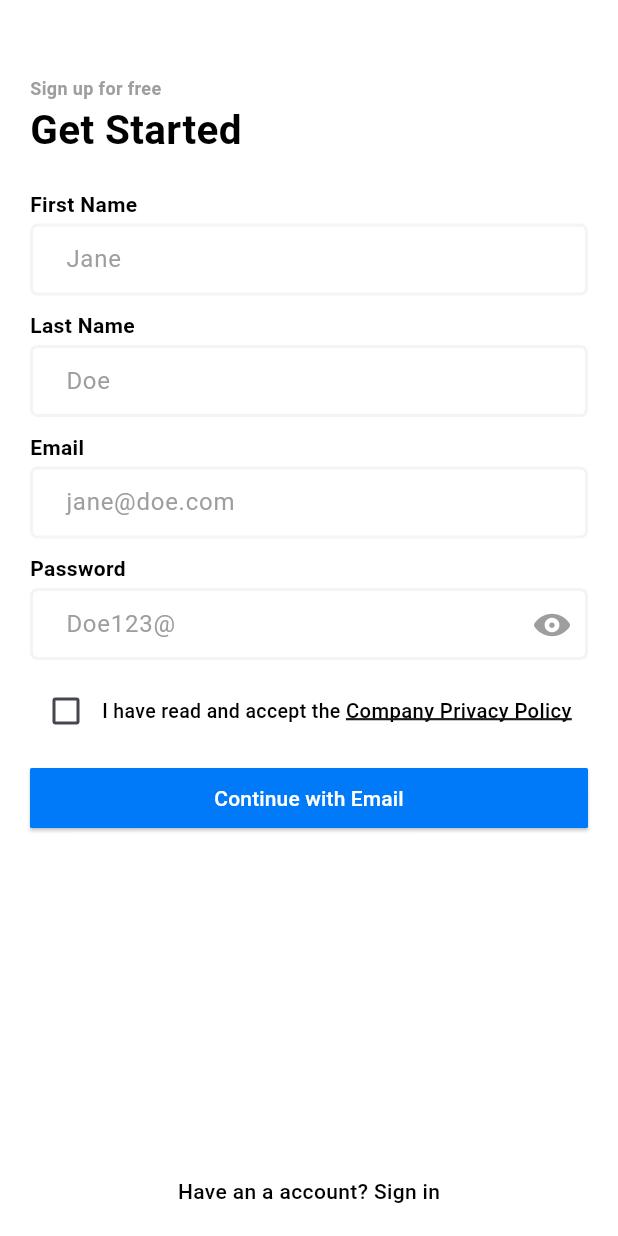
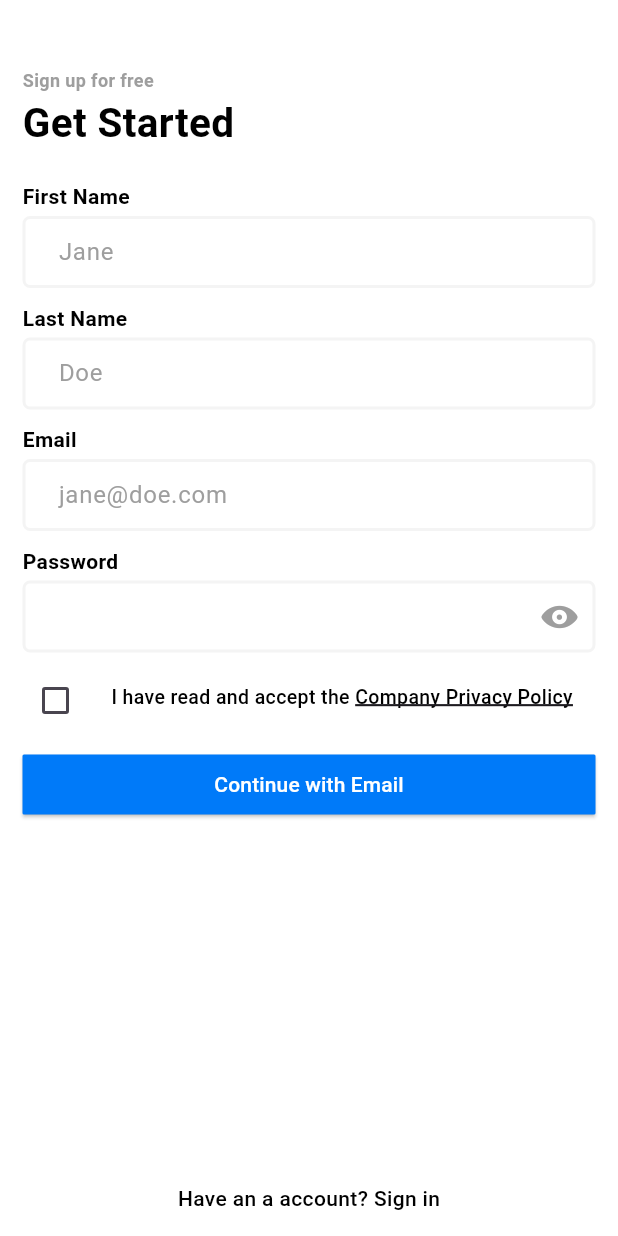
Before and after one commit to oveshdevwala/register_page, a Flutter app: the screen it shows after launch, on a phone screen of 412 x 824 dp. Run offline on Flutter 3.47's test engine with Material 3 defaults, Android fonts, the phone set to English and light mode, and no system bars; our stand-ins replace flutter_screenutil.

Commit message:
fixed all bugs

```diff
--- a/lib/auth/providers/register_provider.dart
+++ b/lib/auth/providers/register_provider.dart
@@ -1,31 +1,18 @@
 import 'package:flutter/cupertino.dart';
-import 'package:job_asignment_1_ovesh/auth/models/register_model.dart';
-import 'package:job_asignment_1_ovesh/core/theme/colors.dart';
 
 class RegisterProvider extends ChangeNotifier {
   final _formKey = GlobalKey<FormState>();
   GlobalKey<FormState> get formKey => _formKey;
 
-// First Name
-  final RegisterModel _firstName = RegisterModel(
-      controller: TextEditingController(),
-      hintText: 'Jane',
-      title: 'First Name',
-      isObscured: false);
+  final _fNameController = TextEditingController();
+  final _lNameController = TextEditingController();
+  final _emailController = TextEditingController();
+  final _passwordController = TextEditingController();
 
-// last name
-  final RegisterModel _lastName = RegisterModel(
-      controller: TextEditingController(),
-      hintText: 'Doe',
-      title: 'Last Name',
-      isObscured: false);
-
-// Email
-  final RegisterModel _email = RegisterModel(
-      controller: TextEditingController(),
-      hintText: 'jane@doe.com',
-      title: 'Email',
-      isObscured: false);
+  TextEditingController get fNameController => _fNameController;
+  TextEditingController get lNameController => _lNameController;
+  TextEditingController get emailController => _emailController;
+  TextEditingController get passwordController => _passwordController;
 
 // password
   bool _isObscured = true;
@@ -35,41 +22,11 @@ class RegisterProvider extends ChangeNotifier {
     notifyListeners();
   }
 
-  final TextEditingController passwordController = TextEditingController();
-  RegisterModel _password() {
-    return RegisterModel(
-        controller: passwordController,
-        iconTap: () {
-          isObscured = !isObscured;
-          notifyListeners();
-        },
-        hintText: 'Doe123@',
-        suffixIcon: Icon(
-          _isObscured
-              ? CupertinoIcons.eye_solid
-              : CupertinoIcons.eye_slash_fill,
-          color: AppPalate.grey,
-        ),
-        title: 'Password',
-        isObscured: _isObscured);
-  }
-
 // privacy Policy
   bool _policyCheckBox = false;
+  bool get policyCheckBox => _policyCheckBox;
   set policyCheckBox(value) {
     _policyCheckBox = value;
     notifyListeners();
   }
-
-  final String _policyCheckBoxText = 'I have read and accept the ';
-  final String _policyCheckBoxText2 = 'Company Privacy Policy';
-
-// Get all variable
-  String get policyCheckBoxText => _policyCheckBoxText;
-  String get policyCheckBoxText2 => _policyCheckBoxText2;
-  bool get policyCheckBox => _policyCheckBox;
-  RegisterModel get firstName => _firstName;
-  RegisterModel get lastName => _lastName;
-  RegisterModel get email => _email;
-  RegisterModel get password => _password();
 }
--- a/lib/auth/screens/registration_screen.dart
+++ b/lib/auth/screens/registration_screen.dart
@@ -1,8 +1,10 @@
+import 'package:flutter/cupertino.dart';
 import 'package:flutter/material.dart';
 import 'package:flutter_screenutil/flutter_screenutil.dart';
 import 'package:job_asignment_1_ovesh/auth/providers/register_provider.dart';
 import 'package:job_asignment_1_ovesh/auth/screens/landing_screen.dart';
 import 'package:job_asignment_1_ovesh/auth/widgets/form_field.dart';
+import 'package:job_asignment_1_ovesh/core/constant/auth_text.dart';
 import 'package:job_asignment_1_ovesh/core/theme/colors.dart';
 import 'package:provider/provider.dart';
 
@@ -15,7 +17,7 @@ class RegisterPage extends StatelessWidget {
       backgroundColor: AppPalate.background,
       body: SafeArea(
         child: Padding(
-          padding: const EdgeInsets.all(20),
+          padding: const EdgeInsets.all(15),
           child:
               Consumer<RegisterProvider>(builder: (context, provider, child) {
             return Form(
@@ -44,34 +46,31 @@ class RegisterPage extends StatelessWidget {
                           ),
                           const SizedBox(height: 20),
                           FormTextField(
-                            controller: provider.firstName.controller,
-                            hintText: provider.firstName.hintText,
-                            isObscured: provider.firstName.isObscured,
-                            title: provider.firstName.title,
+                            controller: provider.fNameController,
+                            hintText: 'Jane',
+                            title: 'First Name',
                             validator: (value) {
                               if (value!.length < 5) {
-                                return '• ${provider.firstName.title} must be at least 5 characters';
+                                return '• First Name must be at least 5 characters';
                               }
                               return null;
                             },
                           ),
                           FormTextField(
-                            controller: provider.lastName.controller,
-                            hintText: provider.lastName.hintText,
-                            isObscured: provider.lastName.isObscured,
-                            title: provider.lastName.title,
+                            controller: provider.lNameController,
+                            hintText: 'Doe',
+                            title: 'Last Name',
                             validator: (value) {
                               if (value!.length < 5) {
-                                return '• ${provider.lastName.title} must be at least 5 characters';
+                                return '• last Name must be at least 5 characters';
                               }
                               return null;
                             },
                           ),
                           FormTextField(
-                            controller: provider.email.controller,
-                            hintText: provider.email.hintText,
-                            isObscured: provider.email.isObscured,
-                            title: provider.email.title,
+                            controller: provider.emailController,
+                            hintText: 'jane@doe.com',
+                            title: 'Email',
                             validator: (value) {
                               if (!value!.contains(RegExp(
                                   r"^[a-zA-Z0-9.a-zA-Z0-9.!#$%&'*+-/=?^_`{|}~]+@[a-zA-Z0-9]+\.[a-zA-Z]+"))) {
@@ -82,12 +81,19 @@ class RegisterPage extends StatelessWidget {
                             },
                           ),
                           FormTextField(
-                            controller: provider.password.controller,
-                            hintText: provider.password.hintText,
-                            isObscured: provider.password.isObscured,
-                            title: provider.password.title,
-                            iconTap: provider.password.iconTap,
-                            suffixIcon: provider.password.suffixIcon,
+                            controller: provider.passwordController,
+                            hintText: '',
+                            isObscured: true,
+                            title: 'Password',
+                            iconTap: () {
+                              provider.isObscured = !provider.isObscured;
+                            },
+                            suffixIcon: Icon(
+                              provider.isObscured
+                                  ? CupertinoIcons.eye_solid
+                                  : CupertinoIcons.eye_slash_fill,
+                              color: AppPalate.grey,
+                            ),
                             validator: (value) {
                               String erroMsg = '';
 
@@ -108,42 +114,54 @@ class RegisterPage extends StatelessWidget {
                             },
                           ),
                           Row(
+                            crossAxisAlignment: CrossAxisAlignment.start,
                             children: [
                               Checkbox(
                                 value: provider.policyCheckBox,
                                 onChanged: (value) {
                                   provider.policyCheckBox = value;
                                 },
+                                visualDensity: VisualDensity.comfortable,
                                 activeColor: AppPalate.buttonBlue,
                               ),
-                              //
-                              ///
-                              ///
-                              ///
-                              ///
-
-
-
-
                               Expanded(
-                                  child: Text.rich(TextSpan(children: [
+                                child: Column(
+                                  children: [
+                                    const SizedBox(height: 10),
+                                    Text.rich(
+                                      maxLines: 3,
+                                      style: const TextStyle(),
                                       TextSpan(
-                                    text: provider.policyCheckBoxText,
+                                        children: [
+                                          TextSpan(
+                                            text: AuthTextConst
+                                                .policyCheckBoxText,
                                             style: TextStyle(
                                               fontWeight: FontWeight.w500,
                                               color: AppPalate.black,
-                                        fontSize: 13)),
+                                              fontSize: 13,
+                                            ),
+                                          ),
                                           TextSpan(
-                                    text: provider.policyCheckBoxText2,
+                                            text: AuthTextConst
+                                                .policyCheckBoxText2,
                                             style: TextStyle(
                                               fontWeight: FontWeight.w500,
                                               color: AppPalate.black,
                                               decorationStyle:
                                                   TextDecorationStyle.solid,
                                               decorationThickness: 2.2,
-                                        decoration: TextDecoration.underline,
-                                        fontSize: 13.5))
-                              ]))),
+                                              decoration:
+                                                  TextDecoration.underline,
+                                              fontSize: 13,
+                                            ),
+                                          ),
+                                        ],
+                                      ),
+                                    ),
+                                  ],
+                                ),
+                              ),
                             ],
                           ),
                           const SizedBox(height: 10),
--- a/lib/auth/widgets/form_field.dart
+++ b/lib/auth/widgets/form_field.dart
@@ -8,7 +8,7 @@ class FormTextField extends StatelessWidget {
     super.key,
     required this.controller,
     required this.hintText,
-    required this.isObscured,
+    this.isObscured = false,
     required this.title,
     required this.validator,
     this.suffixIcon,
@@ -39,7 +39,6 @@ class FormTextField extends StatelessWidget {
           decoration: InputDecoration(
               hintText: hintText,
               hintStyle: TextStyle(color: AppPalate.grey),
-
               suffixIcon: suffixIcon != null
                   ? IconButton(onPressed: iconTap, icon: suffixIcon!)
                   : null,
--- /dev/null
+++ b/lib/core/constant/auth_text.dart
@@ -0,0 +1,4 @@
+class AuthTextConst {
+  static const String policyCheckBoxText = 'I have read and accept the ';
+  static const String policyCheckBoxText2 = 'Company Privacy Policy';
+}
--- /dev/null
+++ b/lib/core/theme/theme_data/app_theme.dart
@@ -0,0 +1,8 @@
+import 'package:flutter/material.dart';
+import 'package:job_asignment_1_ovesh/core/theme/theme_data/appbar_theme.dart';
+
+class AppTheme {
+  static ThemeData lightThemeData = ThemeData(
+    appBarTheme: appbarTheme(),
+  );
+}
--- /dev/null
+++ b/lib/core/theme/theme_data/appbar_theme.dart
@@ -0,0 +1,10 @@
+import 'package:flutter/material.dart';
+import 'package:flutter/services.dart';
+import 'package:job_asignment_1_ovesh/core/theme/colors.dart';
+
+AppBarTheme appbarTheme() {
+  return AppBarTheme(
+      surfaceTintColor: AppPalate.white,
+      systemOverlayStyle:
+          SystemUiOverlayStyle(statusBarColor: AppPalate.white));
+}
--- a/lib/main.dart
+++ b/lib/main.dart
@@ -2,6 +2,7 @@ import 'package:flutter/material.dart';
 import 'package:flutter_screenutil/flutter_screenutil.dart';
 import 'package:job_asignment_1_ovesh/auth/providers/register_provider.dart';
 import 'package:job_asignment_1_ovesh/auth/screens/registration_screen.dart';
+import 'package:job_asignment_1_ovesh/core/theme/theme_data/app_theme.dart';
 import 'package:provider/provider.dart';
 
 void main() {
@@ -17,6 +18,7 @@ class MyApp extends StatelessWidget {
       designSize: MediaQuery.of(context).size,
       builder: (_, child) {
         return MaterialApp(
+          theme: AppTheme.lightThemeData,
           debugShowCheckedModeBanner: false,
           home: MultiProvider(
             providers: [
```
Lines whose indentation alone changed are shown as unchanged.
